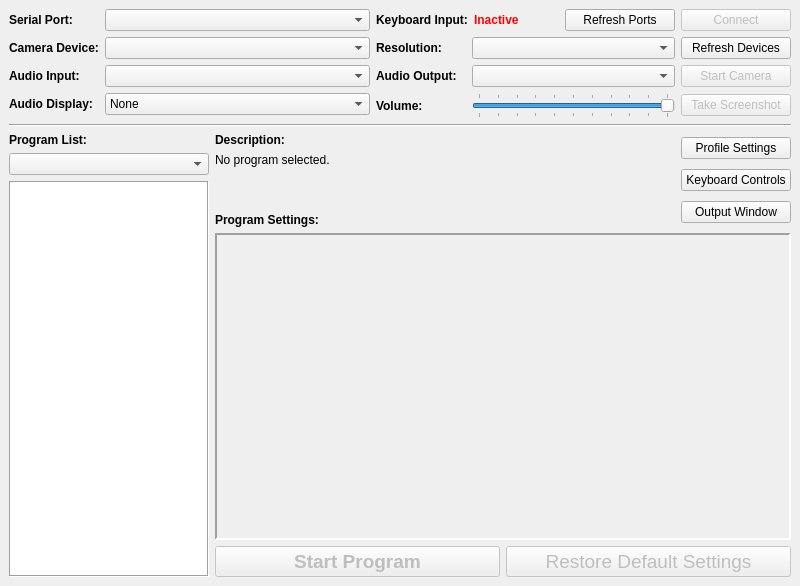
Qt form mainwindow.ui (brianuuu/AutoController2) before a commit.
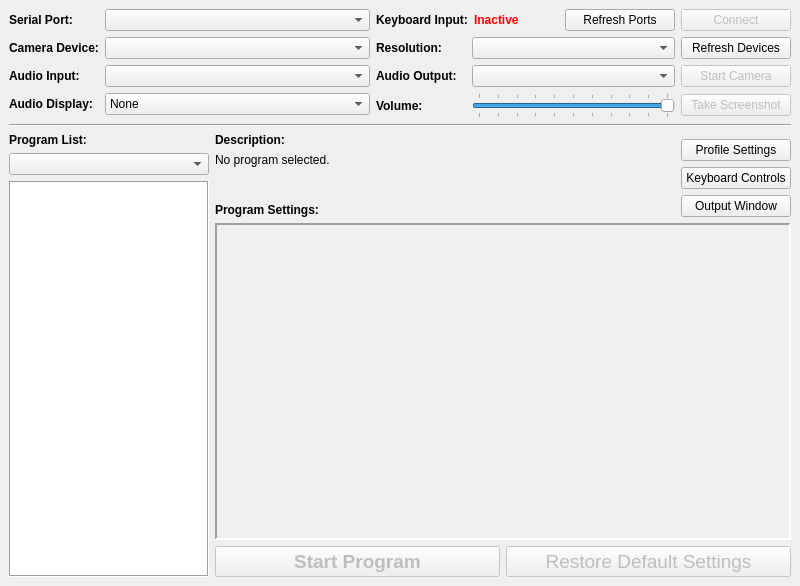
The same form after that commit.

```diff
--- a/mainwindow.ui
+++ b/mainwindow.ui
@@ -485,11 +485,9 @@
           <item>
            <layout class="QVBoxLayout" name="verticalLayout_6">
             <item>
-             <layout class="QHBoxLayout" name="horizontalLayout_10">
-              <item>
                <widget class="QLabel" name="label_12">
                 <property name="sizePolicy">
-                 <sizepolicy hsizetype="Expanding" vsizetype="Preferred">
+               <sizepolicy hsizetype="Expanding" vsizetype="Fixed">
                   <horstretch>0</horstretch>
                   <verstretch>0</verstretch>
                  </sizepolicy>
@@ -504,36 +502,33 @@
                 </property>
                </widget>
               </item>
-             </layout>
-            </item>
             <item>
              <widget class="QLabel" name="L_ProgramDescription">
+              <property name="sizePolicy">
+               <sizepolicy hsizetype="Preferred" vsizetype="Preferred">
+                <horstretch>0</horstretch>
+                <verstretch>0</verstretch>
+               </sizepolicy>
+              </property>
               <property name="text">
                <string>No program selected.</string>
               </property>
+              <property name="alignment">
+               <set>Qt::AlignmentFlag::AlignLeading|Qt::AlignmentFlag::AlignLeft|Qt::AlignmentFlag::AlignTop</set>
+              </property>
               <property name="wordWrap">
                <bool>true</bool>
               </property>
              </widget>
             </item>
-            <item>
-             <spacer name="verticalSpacer_2">
-              <property name="orientation">
-               <enum>Qt::Orientation::Vertical</enum>
-              </property>
-              <property name="sizeType">
-               <enum>QSizePolicy::Policy::Ignored</enum>
-              </property>
-              <property name="sizeHint" stdset="0">
-               <size>
-                <width>20</width>
-                <height>40</height>
-               </size>
-              </property>
-             </spacer>
-            </item>
             <item>
              <widget class="QLabel" name="label_8">
+              <property name="sizePolicy">
+               <sizepolicy hsizetype="Preferred" vsizetype="Fixed">
+                <horstretch>0</horstretch>
+                <verstretch>0</verstretch>
+               </sizepolicy>
+              </property>
               <property name="font">
                <font>
                 <bold>true</bold>
@@ -548,6 +543,9 @@
           </item>
           <item>
            <layout class="QVBoxLayout" name="verticalLayout_5">
+            <item>
+             <widget class="QWidget" name="widget" native="true"/>
+            </item>
             <item>
              <widget class="QPushButton" name="PB_ProfileSettings">
               <property name="minimumSize">
@@ -608,7 +606,7 @@
              <x>0</x>
              <y>0</y>
              <width>574</width>
-             <height>332</height>
+             <height>328</height>
             </rect>
            </property>
            <layout class="QVBoxLayout" name="verticalLayout_4">
```
Lines whose indentation alone changed are shown as unchanged.
